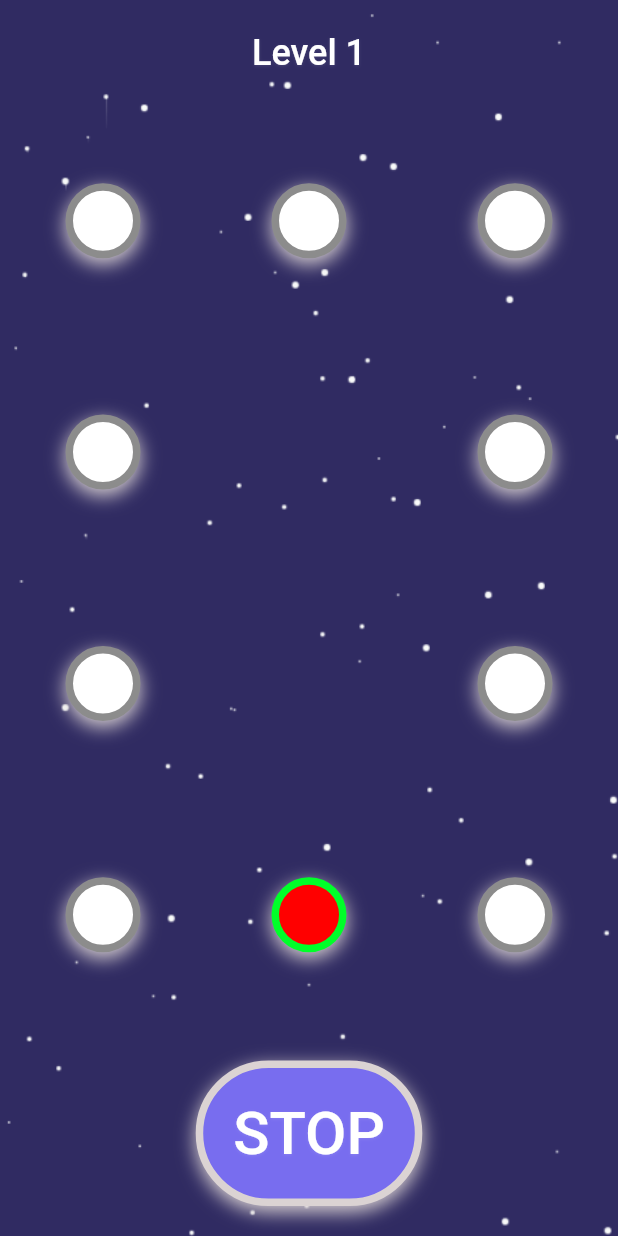
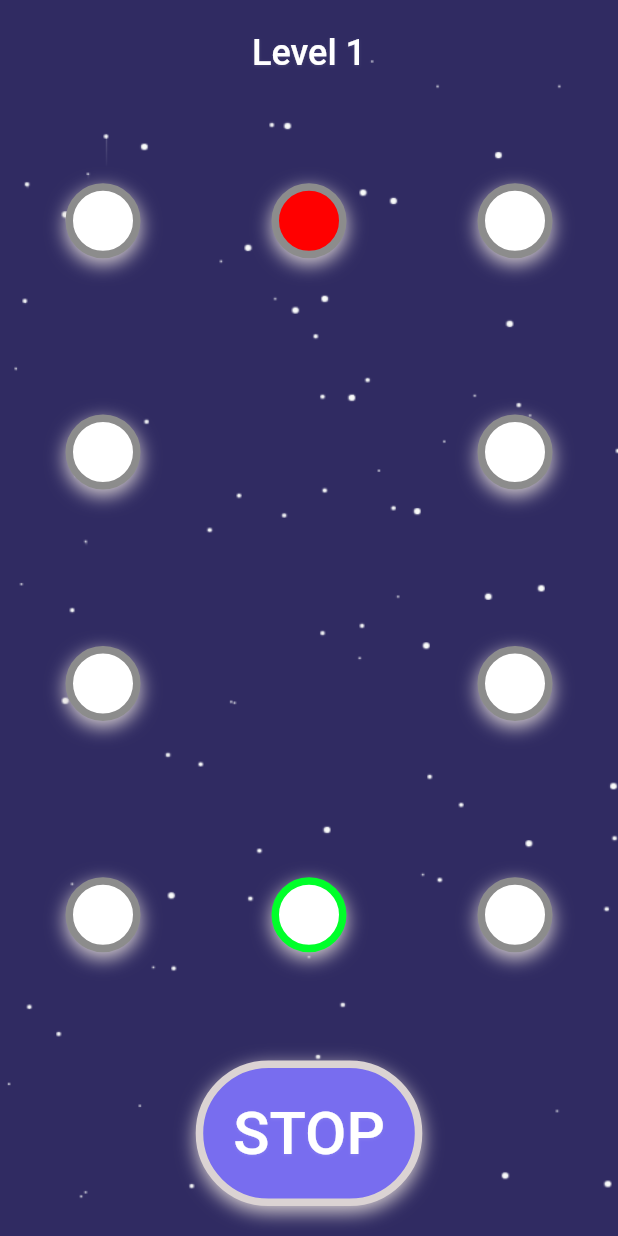
Before and after one commit to mmarcosmath/gamofled, a Flutter app: the screen it shows after launch, on a phone screen of 412 x 824 dp. Run offline on Flutter 3.47's test engine with Material 2 defaults, Android fonts, the light colour scheme and no system bars.

Commit message:
praticamente finalizado, pequeno bug no botão stop

```diff
--- a/lib/game/screens/components/button_stop.dart
+++ b/lib/game/screens/components/button_stop.dart
@@ -1,9 +1,14 @@
 import 'package:flutter/material.dart';
 
 class ButtonStop extends StatelessWidget {
+  final String label;
+  final Function() stop;
+  ButtonStop({this.label, this.stop});
   @override
   Widget build(BuildContext context) {
-    return Container(
+    return GestureDetector(
+      onTap: stop,
+      child: Container(
         margin: EdgeInsets.all(20),
         padding: EdgeInsets.all(20),
         decoration: BoxDecoration(
@@ -23,7 +28,7 @@ class ButtonStop extends StatelessWidget {
         ),
         child: Container(
           child: Text(
-          "STOP",
+            label,
             style: TextStyle(
               fontSize: 40,
               fontWeight: FontWeight.w500,
@@ -38,6 +43,7 @@ class ButtonStop extends StatelessWidget {
             ),
           ),
         ),
+      ),
     );
   }
 }
--- a/lib/game/screens/components/group_led.dart
+++ b/lib/game/screens/components/group_led.dart
@@ -1,8 +1,10 @@
 import 'package:flutter/material.dart';
 
+import 'led.dart';
+
 class GroupLed extends StatelessWidget {
-  final List<Widget> groupList;
-  GroupLed({@required this.groupList});
+  final List<Led> groupList;
+  GroupLed({this.groupList});
   @override
   Widget build(BuildContext context) {
     return Expanded(
@@ -13,19 +15,19 @@ class GroupLed extends StatelessWidget {
           children: [
             Row(
               mainAxisAlignment: MainAxisAlignment.spaceAround,
-              children: [...groupList.sublist(0, 3)],
+              children: groupList.sublist(0, 3),
             ),
             Row(
               mainAxisAlignment: MainAxisAlignment.spaceAround,
-              children: [...groupList.sublist(3, 6)],
+              children: groupList.sublist(3, 6),
             ),
             Row(
               mainAxisAlignment: MainAxisAlignment.spaceAround,
-              children: [...groupList.sublist(6, 9)],
+              children: groupList.sublist(6, 9),
             ),
             Row(
               mainAxisAlignment: MainAxisAlignment.spaceAround,
-              children: [...groupList.sublist(9, 12)],
+              children: groupList.sublist(9, 12),
             ),
           ],
         ),
--- a/lib/game/screens/components/led.dart
+++ b/lib/game/screens/components/led.dart
@@ -1,19 +1,41 @@
 import 'package:flutter/material.dart';
 
-class Led extends StatelessWidget {
-  final int id;
-  final bool activate;
-  final bool primary;
+// ignore: must_be_immutable
+class Led extends StatefulWidget {
+  int id;
+  bool activate;
+  bool primary;
+  bool sized;
+  Led({
+    this.id = -1,
+    this.activate = false,
+    this.primary = false,
+    this.sized = false,
+  });
 
-  Led({this.id, this.activate = false, this.primary = false});
+  @override
+  String toString({DiagnosticLevel minLevel = DiagnosticLevel.info}) {
+    return "$activate";
+  }
+
+  @override
+  _LedState createState() => _LedState();
+}
+
+class _LedState extends State<Led> {
   @override
   Widget build(BuildContext context) {
-    return Container(
+    return widget.sized
+        ? SizedBox(
+            width: 50,
+            height: 50,
+          )
+        : Container(
             width: 50,
             height: 50,
             decoration: BoxDecoration(
               borderRadius: BorderRadius.circular(100),
-        color: activate ? Color(0xFFFF0000) : Color(0xFFFFFFFF),
+              color: widget.activate ? Color(0xFFFF0000) : Color(0xFFFFFFFF),
               boxShadow: [
                 BoxShadow(
                   offset: Offset(0, 4),
@@ -22,7 +44,7 @@ class Led extends StatelessWidget {
                 ),
               ],
               border: Border.all(
-          color: primary ? Color(0xFF00FF29) : Color(0xFF8C8C8C),
+                color: widget.primary ? Color(0xFF00FF29) : Color(0xFF8C8C8C),
                 width: 5,
               ),
             ),
--- a/lib/game/screens/gamofled.dart
+++ b/lib/game/screens/gamofled.dart
@@ -1,3 +1,5 @@
+import 'dart:async';
+
 import 'package:flutter/material.dart';
 import 'components/button_stop.dart';
 import 'components/group_led.dart';
@@ -9,31 +11,102 @@ class GamofLed extends StatefulWidget {
 }
 
 class _GamofLedState extends State<GamofLed> {
-  List<Widget> list;
+  List<Led> list;
+  String labelButton;
+  int index = 1;
+  Timer timer;
+  int mili = 500;
+  int level = 1;
+
+  _GamofLedState() {
+    initList();
+  }
+
+  void initList() {
+    list = [
+      Led(id: 5),
+      Led(id: 6),
+      Led(id: 7),
+      Led(id: 4),
+      Led(sized: true),
+      Led(id: 8),
+      Led(id: 3),
+      Led(sized: true),
+      Led(id: 9),
+      Led(id: 2),
+      Led(id: 1, primary: true, activate: true),
+      Led(id: 10),
+    ];
+  }
+
+  void activateLed(int led) {
+    setState(() {
+      for (Led e in list) {
+        if (e.id == led) {
+          e.activate = true;
+        } else {
+          e.activate = false;
+        }
+      }
+    });
+  }
+
+  int nextLed() {
+    index == 10 ? index = 1 : index++;
+    return index;
+  }
+
+  void stopGame() {
+    setState(() {
+      timer.cancel();
+      labelButton = "STOP";
+      start(Duration(milliseconds: mili));
+    });
+  }
+
+  void buttonStop() {
+    for (Led e in list) {
+      if (e.id == 1 && e.activate) {
+        level++;
+        mili <= 300 ? mili -= 10 : mili -= 25;
+        stopGame();
+        print(mili);
+        print(level);
+        return;
+      }
+    }
+    if (level == 1) {
+      mili = 500;
+      stopGame();
+    }
+    if (level != 1) {
+      print("GameOver");
+      level = 1;
+      setState(() {
+        labelButton = "START";
+      });
+
+      mili = 500;
+      timer.cancel();
+    }
+  }
+
+  void start(Duration duration) {
+    labelButton = "STOP";
+    Timer.periodic(duration, (Timer timer) {
+      this.timer = timer;
+      initList();
+      activateLed(nextLed());
+    });
+  }
+
   @override
   void initState() {
     // TODO: implement initState
     super.initState();
-    list = [
-      Led(id: 1),
-      Led(id: 2),
-      Led(id: 3),
-      Led(id: 4),
-      SizedBox(
-        width: 50,
-        height: 50,
-      ),
-      Led(id: 5),
-      Led(id: 6),
-      SizedBox(
-        width: 50,
-        height: 50,
-      ),
-      Led(id: 7),
-      Led(id: 8),
-      Led(id: 9, primary: true, activate: true),
-      Led(id: 10),
-    ];
+    initList();
+    labelButton = "START";
+    start(Duration(milliseconds: mili));
   }
 
   @override
@@ -46,16 +119,17 @@ class _GamofLedState extends State<GamofLed> {
               'assets/images/background.png',
             ),
             scale: 0.01,
-            fit: BoxFit.cover,
+            fit: BoxFit.fill,
           ),
         ),
+        child: SafeArea(
           child: Column(
             children: [
               Container(
                 height: 70,
                 child: Center(
                   child: Text(
-                  "Level 1",
+                    "Level $level",
                     style: TextStyle(
                       fontSize: 24,
                       fontWeight: FontWeight.w500,
@@ -74,8 +148,9 @@ class _GamofLedState extends State<GamofLed> {
               GroupLed(
                 groupList: list,
               ),
-            ButtonStop(),
+              ButtonStop(label: labelButton, stop: buttonStop),
             ],
+          ),
         ),
       ),
     );
```
Lines whose indentation alone changed are shown as unchanged.
